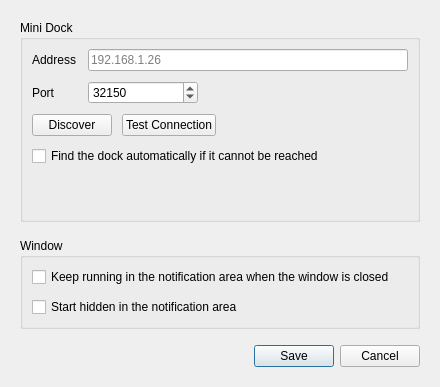
Above: ui/settings_dialog.ui from se0siris/vobot-now-playing before the change. Below: the same form after it.
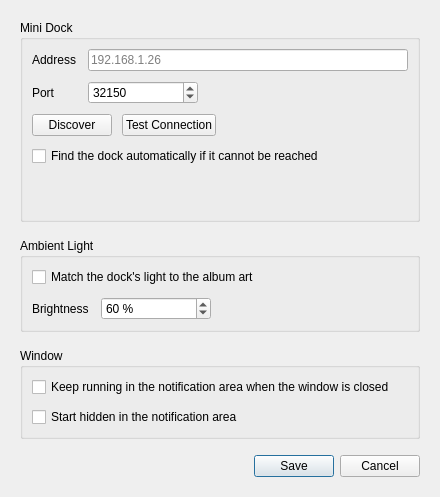
That is the form after the change.

Commit message: Added support for setting the mini-dock's ambient light based on the dominant colour of the current artwork.

What changed in the file:
```diff
--- a/ui/settings_dialog.ui
+++ b/ui/settings_dialog.ui
@@ -7,7 +7,7 @@
     <x>0</x>
     <y>0</y>
     <width>440</width>
-    <height>320</height>
+    <height>460</height>
    </rect>
   </property>
   <property name="windowTitle">
@@ -172,6 +172,73 @@
      </layout>
     </widget>
    </item>
+   <item>
+    <widget class="QGroupBox" name="group_light">
+     <property name="title">
+      <string>Ambient Light</string>
+     </property>
+     <layout class="QVBoxLayout" name="layout_light">
+      <property name="spacing">
+       <number>10</number>
+      </property>
+      <item>
+       <widget class="QCheckBox" name="check_ambient_light">
+        <property name="cursor">
+         <cursorShape>PointingHandCursor</cursorShape>
+        </property>
+        <property name="toolTip">
+         <string>The dock's app takes over its RGB light while it is running, and hands it back when it closes</string>
+        </property>
+        <property name="text">
+         <string>Match the dock's light to the album art</string>
+        </property>
+       </widget>
+      </item>
+      <item>
+       <layout class="QFormLayout" name="layout_light_options">
+        <property name="horizontalSpacing">
+         <number>12</number>
+        </property>
+        <property name="verticalSpacing">
+         <number>10</number>
+        </property>
+        <item row="0" column="0">
+         <widget class="QLabel" name="lbl_light_brightness">
+          <property name="text">
+           <string>Brightness</string>
+          </property>
+         </widget>
+        </item>
+        <item row="0" column="1">
+         <widget class="QSpinBox" name="spin_light_brightness">
+          <property name="cursor">
+           <cursorShape>PointingHandCursor</cursorShape>
+          </property>
+          <property name="maximumSize">
+           <size>
+            <width>110</width>
+            <height>16777215</height>
+           </size>
+          </property>
+          <property name="suffix">
+           <string> %</string>
+          </property>
+          <property name="minimum">
+           <number>0</number>
+          </property>
+          <property name="maximum">
+           <number>100</number>
+          </property>
+          <property name="value">
+           <number>60</number>
+          </property>
+         </widget>
+        </item>
+       </layout>
+      </item>
+     </layout>
+    </widget>
+   </item>
    <item>
     <widget class="QGroupBox" name="group_window">
      <property name="title">
```
The commit also changes 10 other files.
